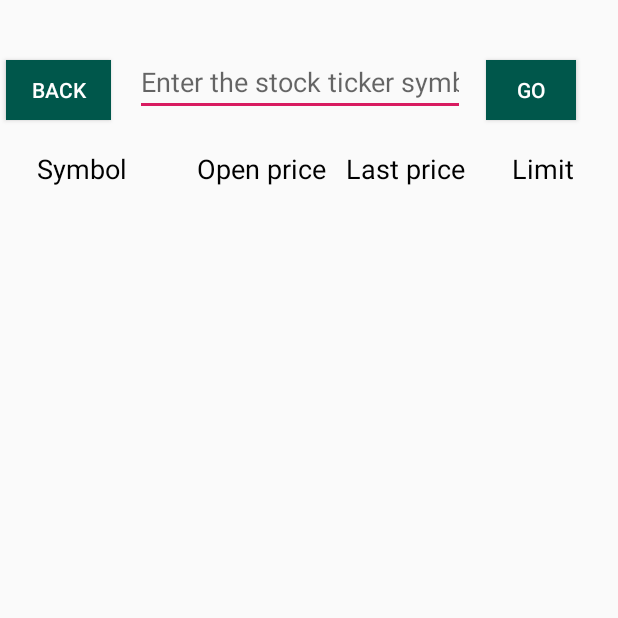
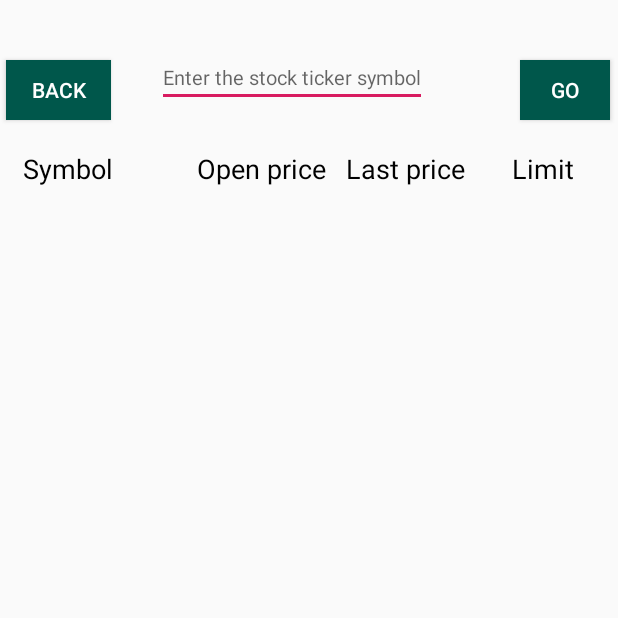
Before and after one commit to jayesslin/mystocks, an Android app: the search_res screen opened directly, with no data from a screen before it, on a phone screen of 412 x 824 dp, the top half of it. Run offline under Robolectric (Android 15) with nearby library versions, the phone set to English and light mode, and no system bars.

Commit message:
搜索界面

```diff
--- a/app/src/main/res/layout/activity_inquery.xml
+++ b/app/src/main/res/layout/activity_inquery.xml
@@ -8,7 +8,7 @@
 
     <EditText
         android:id="@+id/symbol"
-        android:layout_width="305dp"
+        android:layout_width="260dp"
         android:layout_height="wrap_content"
         android:ems="10"
         android:inputType="text"
@@ -27,7 +27,7 @@
         android:layout_height="40dp"
         android:text="Go"
         android:layout_marginLeft="5dp"
-        android:layout_marginTop="7dp"
+        android:layout_marginTop="10dp"
         android:layout_marginRight="8dp"
         android:background="@color/colorPrimaryDark"
         android:textColor="@android:color/background_light"
--- a/app/src/main/res/layout/activity_search_res.xml
+++ b/app/src/main/res/layout/activity_search_res.xml
@@ -8,13 +8,14 @@
 
     <EditText
         android:id="@+id/symbolt"
-        android:layout_width="220dp"
+        android:layout_width="180dp"
         android:layout_height="wrap_content"
-        android:layout_marginLeft="40dp"
+        android:layout_marginLeft="42dp"
         android:layout_marginTop="32dp"
         android:ems="10"
         android:hint="Enter the stock ticker symbol"
         android:inputType="text"
+        android:textSize="13sp"
         app:layout_constraintEnd_toEndOf="parent"
         app:layout_constraintHorizontal_bias="0.329"
         app:layout_constraintStart_toStartOf="parent"
@@ -25,7 +26,7 @@
         android:layout_width="60dp"
         android:layout_height="40dp"
         android:layout_marginTop="40dp"
-        android:layout_marginEnd="28dp"
+        android:layout_marginEnd="5dp"
         android:background="@color/colorPrimaryDark"
         android:text="Go"
         android:textColor="@android:color/background_light"
@@ -37,7 +38,7 @@
         android:layout_width="100dp"
         android:layout_height="30dp"
         android:layout_marginTop="100dp"
-        android:layout_marginLeft="15dp"
+        android:layout_marginLeft="5dp"
         android:text="Symbol"
         android:textColor="#000"
         android:textSize="18sp"
```
